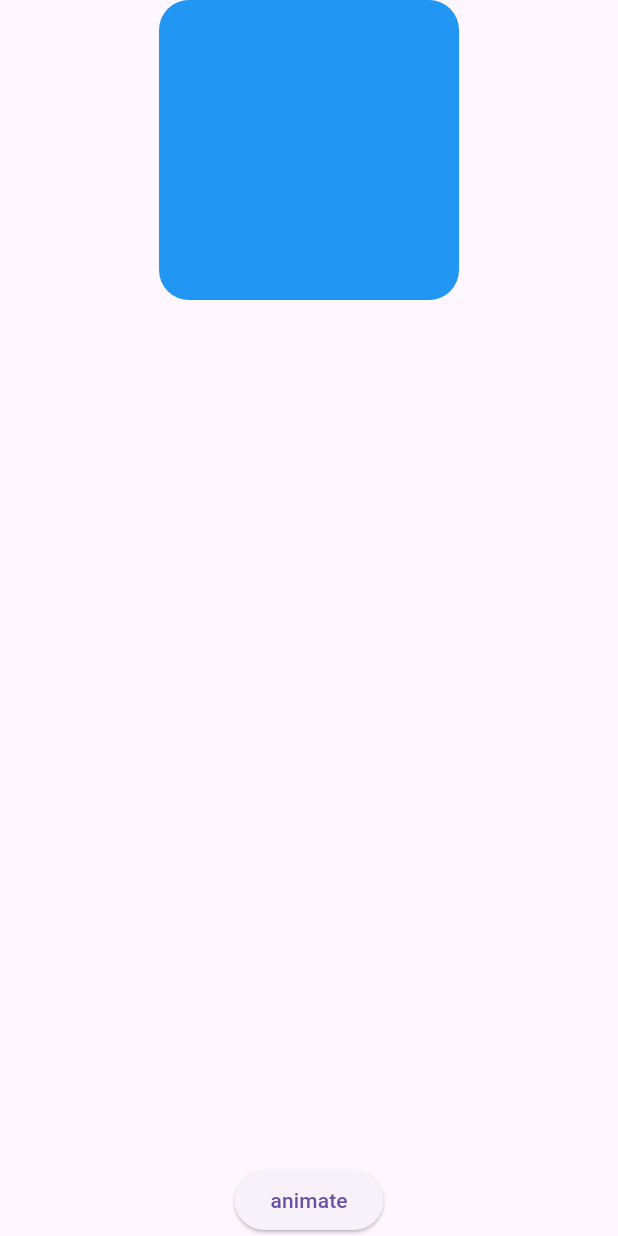
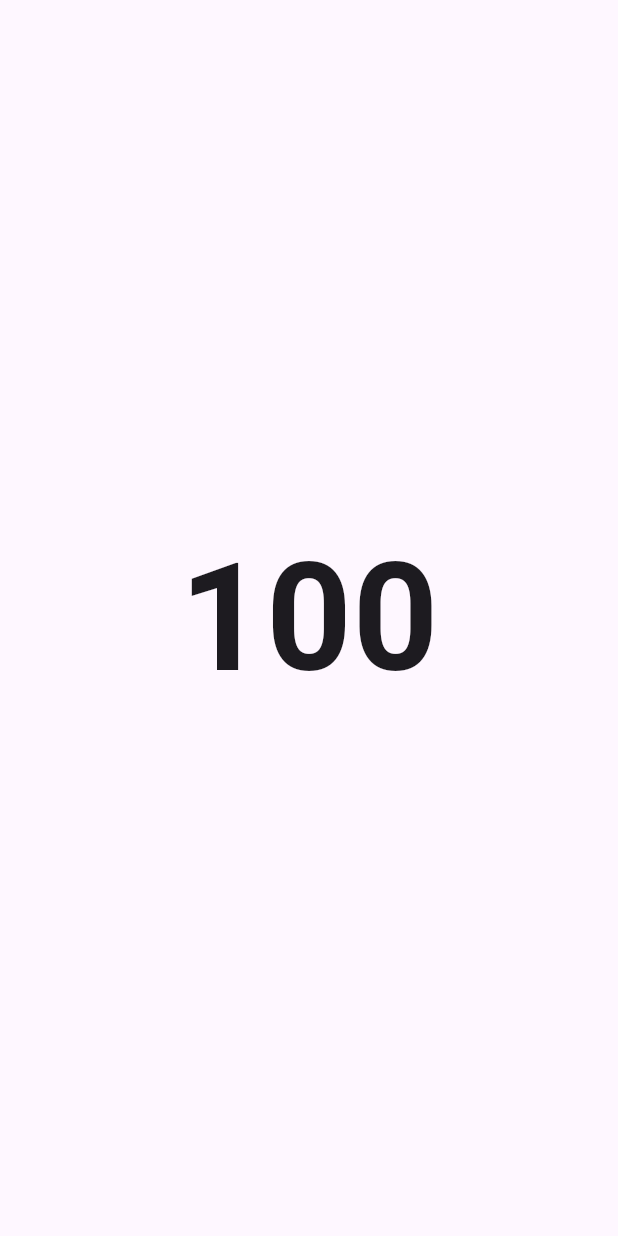
Before and after one commit to Mariamadham8/animation_course, a Flutter app: the screen it shows after launch, on a phone screen of 412 x 824 dp. Run offline on Flutter 3.47's test engine with Material 3 defaults, Android fonts, the phone set to English and light mode, and no system bars.

Commit message:
Tween Animation

```diff
--- a/lib/main.dart
+++ b/lib/main.dart
@@ -1,3 +1,4 @@
+import 'package:animation_corse/presentation/tween_animation_screen.dart';
 import 'package:animation_corse/presentation/views/simple_container.dart';
 import 'package:flutter/material.dart';
 
@@ -14,7 +15,9 @@ class MyApp extends StatelessWidget {
     return MaterialApp(
       title: 'Flutter Animation',
 
-      home: const AnimatedfooScreen(),
+      home:
+       const CounterAnimation(),
+      //const AnimatedfooScreen(),
     );
   }
 }
--- /dev/null
+++ b/lib/presentation/tween_animation_screen.dart
@@ -0,0 +1,56 @@
+//TWeen is a generic class
+//The object of the Tween class is to define a range of values between a beginning and an end value. It is used in animations to interpolate between these two values over time. The Tween class takes two parameters: begin and end, which represent the starting and ending values of the animation. The lerp method is used to calculate the interpolated value based on a given t value, which ranges from 0.0 to 1.0. When t is 0.0, the result will be the begin value, and when t is 1.0, the result will be the end value. For values of t between 0.0 and 1.0, the result will be a value that is proportionally between begin and end.
+/*
+how it works :
+
+class Tween<T> {
+  final T begin;
+  final T end;
+
+  Tween({required this.begin, required this.end});
+
+  T lerp(double t) {
+    // Interpolate between begin and end based on t (0.0 to 1.0)
+    return begin + (end - begin) * t;
+  }
+}
+*/
+
+//Note
+//we get to use the subclass of Tween like IntTween,ColorTween if the value matched an existed class if not use the generic class Tween<T> to create a custom tween for your specific type.
+
+import 'package:flutter/material.dart';
+
+class CounterAnimation extends StatefulWidget {
+  const CounterAnimation({super.key});
+
+  @override
+  State<CounterAnimation> createState() => _CounterAnimationState();
+}
+
+class _CounterAnimationState extends State<CounterAnimation> {
+  @override
+  Widget build(BuildContext context) {
+    return  Scaffold(
+      body: Center(
+        //We can use TweenAnimationBuilder to animate the value of a counter from 0 to 100 over a duration of 2 seconds.sence we dont have animatedText widget we can use TweenAnimationBuilder to animate the value of a counter from 0 to 100 over a duration of 2 seconds.
+        child: TweenAnimationBuilder(
+          tween: IntTween(begin:0 ,end: 100),
+          duration: const Duration(seconds:2),
+
+          //NOTE :Widget Child Rebuilds Issue!!!!!!!!
+          // child:Container child ,
+          //when the tween rebuild the returned widget the child also rebuild
+          //so we can use atrubite child in the TweenAnimation to be the child of the returned widget and it will not rebuild when the tween rebuilds
+
+
+           builder: (context, value, child) {
+
+            return Text(value.toString(), style: const TextStyle(fontWeight:FontWeight.bold ,fontSize: 100),);
+            //say we have container widget and it gets a child we dont need to rebuilf it each time the container rebuilds simply takes the copy in tween child
+           }
+        ),
+      ),
+    );
+  }
+}
```
